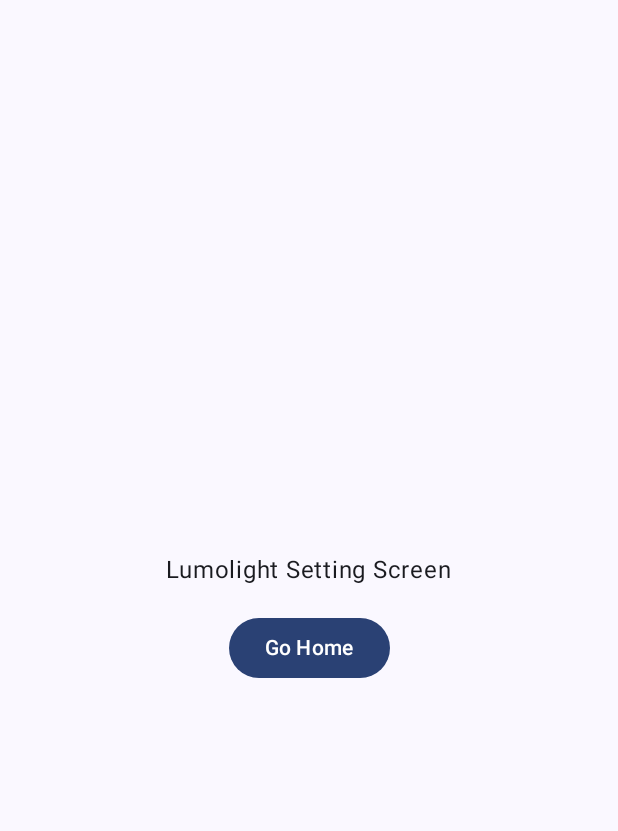
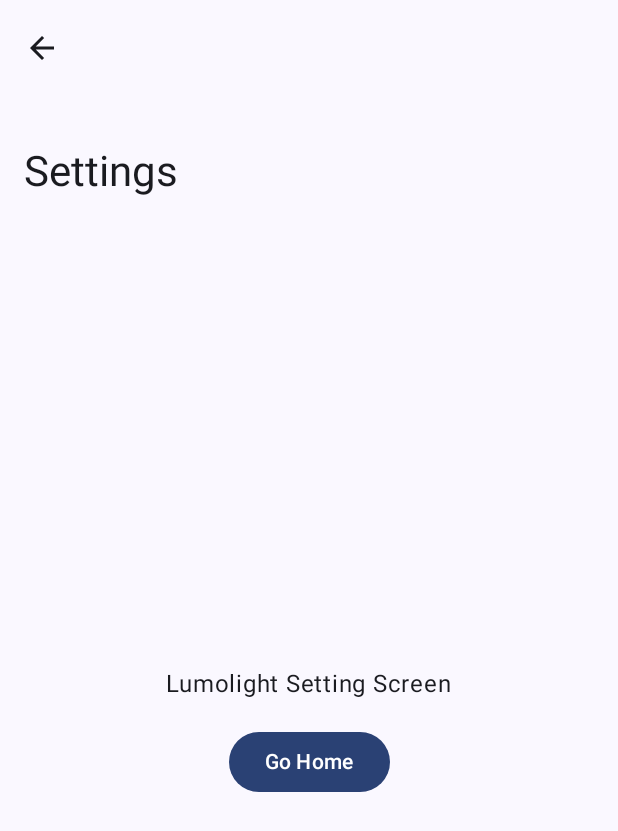
Before and after one commit to BitMavrick/Lumolight, an Android app built with Jetpack Compose: the SettingScreen screen opened through its navigation route, on a phone screen of 412 x 824 dp. Shown: the top 831 px of the screen. Run offline under Robolectric (Android 15) with nearby library versions, the phone set to English and light mode, and no system bars.

Commit message:
Setting up the large top app bar for the settings page

```diff
--- a/app/src/main/java/com/bitmavrick/lumolight/ui/screen/setting/SettingScreen.kt
+++ b/app/src/main/java/com/bitmavrick/lumolight/ui/screen/setting/SettingScreen.kt
@@ -6,26 +6,51 @@ import androidx.compose.foundation.layout.Spacer
 import androidx.compose.foundation.layout.fillMaxSize
 import androidx.compose.foundation.layout.height
 import androidx.compose.foundation.layout.padding
+import androidx.compose.material.icons.Icons
+import androidx.compose.material.icons.automirrored.outlined.ArrowBack
+import androidx.compose.material.icons.filled.ArrowBack
+import androidx.compose.material.icons.filled.ArrowBackIosNew
+import androidx.compose.material.icons.filled.Favorite
+import androidx.compose.material.icons.filled.Menu
+import androidx.compose.material.icons.outlined.ArrowBack
 import androidx.compose.material3.Button
+import androidx.compose.material3.ExperimentalMaterial3Api
+import androidx.compose.material3.Icon
+import androidx.compose.material3.IconButton
+import androidx.compose.material3.LargeTopAppBar
 import androidx.compose.material3.Scaffold
 import androidx.compose.material3.Text
+import androidx.compose.material3.TopAppBarDefaults
+import androidx.compose.material3.TopAppBarScrollBehavior
 import androidx.compose.runtime.Composable
 import androidx.compose.ui.Alignment
 import androidx.compose.ui.Modifier
+import androidx.compose.ui.input.nestedscroll.nestedScroll
+import androidx.compose.ui.text.style.TextOverflow
 import androidx.compose.ui.tooling.preview.Preview
 import androidx.compose.ui.unit.dp
 import androidx.navigation.NavController
 import androidx.navigation.compose.rememberNavController
 import com.bitmavrick.lumolight.ui.theme.LumolightTheme
 
+@OptIn(ExperimentalMaterial3Api::class)
 @Composable
 fun SettingScreen(
     navController: NavController
 ) {
-    Scaffold {
+    val scrollBehavior = TopAppBarDefaults.exitUntilCollapsedScrollBehavior()
+    Scaffold (
+        modifier = Modifier.nestedScroll(scrollBehavior.nestedScrollConnection),
+        topBar = {
+            SettingScreenTopBar(
+                scrollBehavior = scrollBehavior,
+                onClickBack = { navController.popBackStack() }
+            )
+        },
+        content = { innerPadding ->
             Column(
                 Modifier
-                .padding(it)
+                    .padding(innerPadding)
                     .fillMaxSize(),
                 verticalArrangement = Arrangement.Center,
                 horizontalAlignment = Alignment.CenterHorizontally
@@ -41,6 +66,33 @@ fun SettingScreen(
                 }
             }
         }
+    )
+}
+
+@OptIn(ExperimentalMaterial3Api::class)
+@Composable
+fun SettingScreenTopBar(
+    scrollBehavior : TopAppBarScrollBehavior,
+    onClickBack: () -> Unit
+) {
+    LargeTopAppBar(
+        title = {
+            Text(
+                text ="Settings",
+                maxLines = 1,
+                overflow = TextOverflow.Ellipsis
+            )
+        },
+        navigationIcon = {
+            IconButton(onClick = { onClickBack() }) {
+                Icon(
+                    imageVector = Icons.AutoMirrored.Outlined.ArrowBack,
+                    contentDescription = "Localized description"
+                )
+            }
+        },
+        scrollBehavior = scrollBehavior
+    )
 }
 
 @Preview(showBackground = true, showSystemUi = true)
```
Lines whose indentation alone changed are shown as unchanged.
